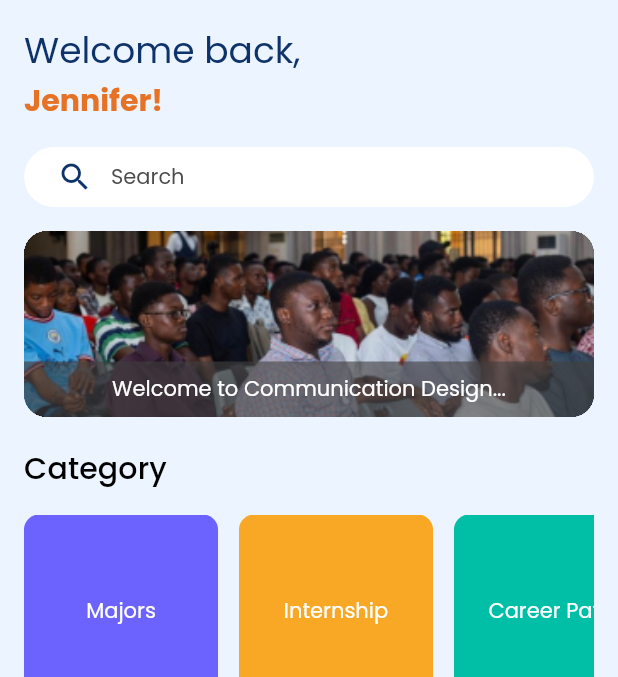
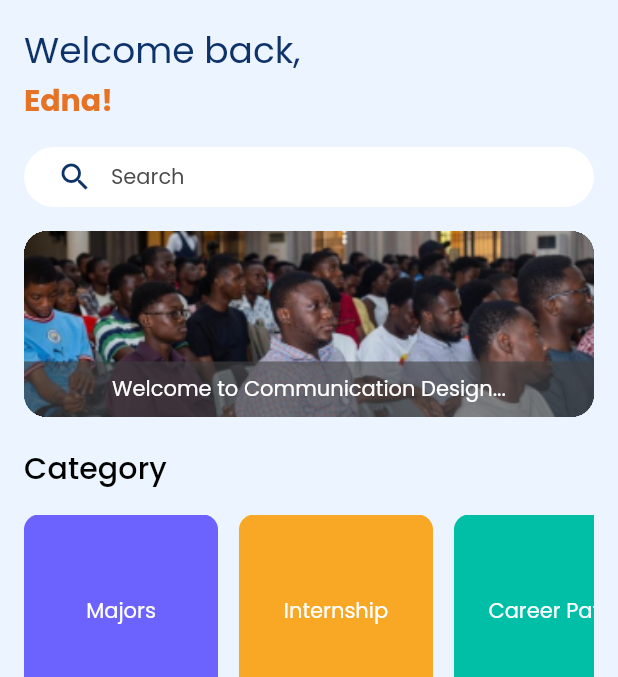
Before and after one commit to SelaseKay/decipher, a Flutter app: the MainContainer screen opened directly, on a phone screen of 412 x 824 dp, the part 84-761 px from its top. Run offline on Flutter 3.47's test engine with Material 2 defaults, Android fonts, the phone set to English and light mode, and no system bars; our stand-ins replace flutter_svg, google_fonts.

Commit message:
change name to Edna

```diff
--- a/lib/screens/home_screen.dart
+++ b/lib/screens/home_screen.dart
@@ -44,7 +44,7 @@ class _HomeScreenState extends State<HomeScreen> {
                   ),
             ),
             Text(
-              "Jennifer!",
+              "Edna!",
               style: Theme.of(context).textTheme.headlineSmall?.copyWith(
                     fontSize: 20.0,
                     fontWeight: FontWeight.bold,
```
